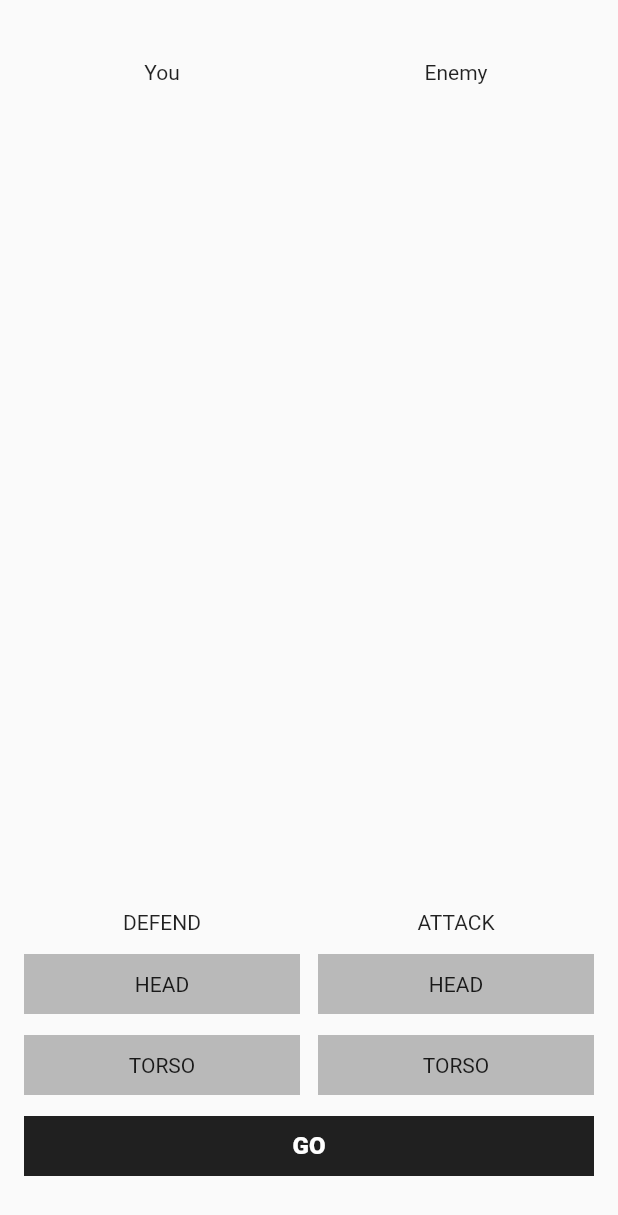
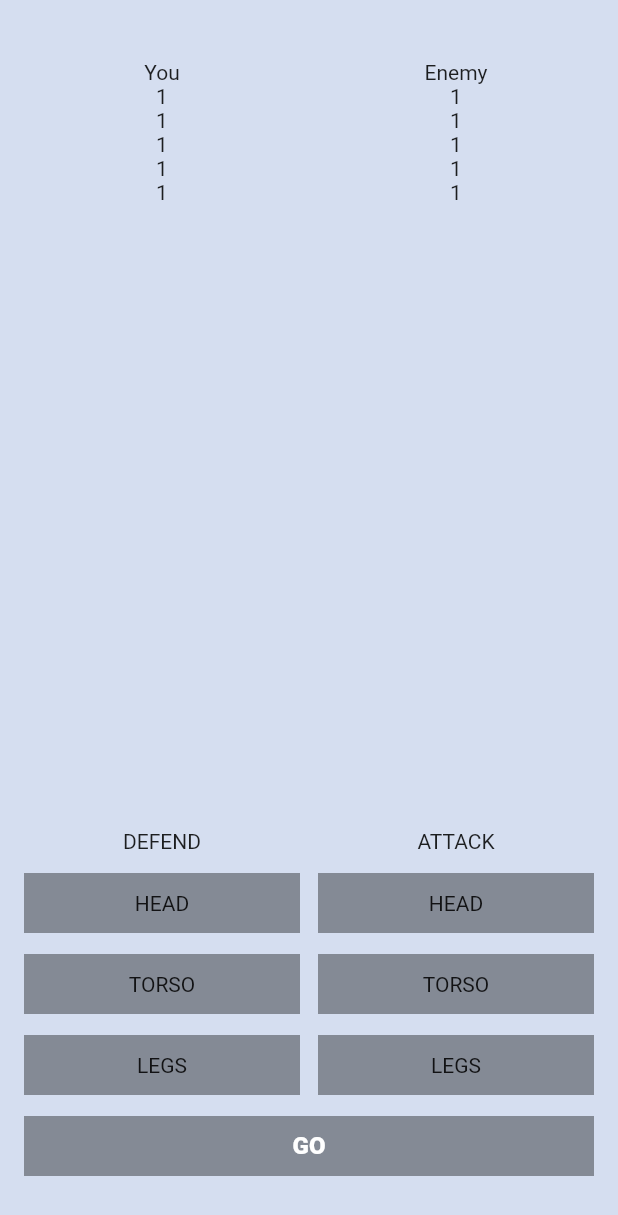
Before and after one commit to marie2465/flutter_fight_club, a Flutter app: the screen it shows after launch, on a phone screen of 412 x 824 dp. Shown: the top 1215 px of the screen. Run offline on Flutter 3.47's test engine with Material 2 defaults, Android fonts, the phone set to English and light mode, and no system bars.

Commit message:
edit main dart

```diff
--- a/lib/main.dart
+++ b/lib/main.dart
@@ -29,19 +29,43 @@ class MyHomePage extends StatefulWidget {
 class _MyHomePageState extends State<MyHomePage> {
   BodyPart? defendingBodyPart;
   BodyPart? attackingBodyPart;
+  AnotherColor anotherColor = AnotherColor.unselectedButton;
 
   @override
   Widget build(BuildContext context) {
     return Scaffold(
+      backgroundColor: const Color(0xFFD5DEF0),
       body: Column(
         children: [
           const SizedBox(height: 40),
           Row(
+            children: [
+              SizedBox(width: 16),
+              Expanded(
+                  child: Center(
+                      child: Column(
                 children: const [
-              SizedBox(width: 16),
-              Expanded(child: Center(child: Text("You"))),
+                  Text("You"),
+                  Text("1"),
+                  Text("1"),
+                  Text("1"),
+                  Text("1"),
+                  Text("1"),
+                ],
+              ))),
               SizedBox(width: 12),
-              Expanded(child: Center(child: Text("Enemy"))),
+              Expanded(
+                  child: Center(
+                      child: Column(
+                children: const [
+                  Text("Enemy"),
+                  Text("1"),
+                  Text("1"),
+                  Text("1"),
+                  Text("1"),
+                  Text("1"),
+                ],
+              ))),
               SizedBox(width: 16),
             ],
           ),
@@ -66,6 +90,12 @@ class _MyHomePageState extends State<MyHomePage> {
                       selected: defendingBodyPart == BodyPart.torso,
                       bodyPartSetter: _selectDependingBodyPart,
                     ),
+                    const SizedBox(height: 14),
+                    BodyPartButton(
+                      text: BodyPart.legs,
+                      selected: defendingBodyPart == BodyPart.legs,
+                      bodyPartSetter: _selectDependingBodyPart,
+                    ),
                   ],
                 ),
               ),
@@ -86,6 +116,12 @@ class _MyHomePageState extends State<MyHomePage> {
                       selected: attackingBodyPart == BodyPart.torso,
                       bodyPartSetter: _selectAttackingBodyPart,
                     ),
+                    const SizedBox(height: 14),
+                    BodyPartButton(
+                      text: BodyPart.legs,
+                      selected: attackingBodyPart == BodyPart.legs,
+                      bodyPartSetter: _selectAttackingBodyPart,
+                    ),
                   ],
                 ),
               ),
@@ -97,10 +133,31 @@ class _MyHomePageState extends State<MyHomePage> {
             children: [
               const SizedBox(width: 16),
               Expanded(
+                child: GestureDetector(
+                  onTap: () {
+                    if (defendingBodyPart != null &&
+                        attackingBodyPart != null) {
+                      setState(() {
+                        attackingBodyPart = null;
+                        defendingBodyPart = null;
+                        switch (anotherColor) {
+                          case AnotherColor.selectedButton:
+                            anotherColor = AnotherColor.unselectedButton;
+                            break;
+                          case AnotherColor.unselectedButton:
+                            anotherColor = AnotherColor.selectedButton;
+                            break;
+                        }
+                      });
+                    }
+                  },
                   child: SizedBox(
                     height: 40,
                     child: ColoredBox(
-                  color: const Color.fromRGBO(0, 0, 0, 0.87),
+                      color:
+                          attackingBodyPart == null || defendingBodyPart == null
+                              ? Colors.black38
+                              : Colors.black87,
                       child: Center(
                         child: Text(
                           "Go".toUpperCase(),
@@ -111,7 +168,9 @@ class _MyHomePageState extends State<MyHomePage> {
                         ),
                       ),
                     ),
-              )),
+                  ),
+                ),
+              ),
               const SizedBox(width: 16),
             ],
           ),
@@ -132,6 +191,15 @@ class _MyHomePageState extends State<MyHomePage> {
       attackingBodyPart = value;
     });
   }
+
+  _unselectedButtons() {
+    switch (anotherColor) {
+      case AnotherColor.selectedButton:
+        return Colors.black87;
+      case AnotherColor.unselectedButton:
+        return Colors.black87;
+    }
+  }
 }
 
 class BodyPart {
@@ -141,6 +209,7 @@ class BodyPart {
 
   static const head = BodyPart._("Head");
   static const torso = BodyPart._("Torso");
+  static const legs = BodyPart._("Legs");
 
   @override
   String toString() {
@@ -167,11 +236,14 @@ class BodyPartButton extends StatelessWidget {
       child: SizedBox(
         height: 40,
         child: ColoredBox(
-          color:
-              selected ? const Color.fromRGBO(28, 121, 206, 1) : Colors.black26,
+          color: selected
+              ? const Color.fromRGBO(28, 121, 206, 1)
+              : const Color.fromRGBO(0, 0, 0, 0.38),
           child: Center(child: Text(text.name.toUpperCase())),
         ),
       ),
     );
   }
 }
+
+enum AnotherColor { selectedButton, unselectedButton }
```
Lines whose indentation alone changed are shown as unchanged.
